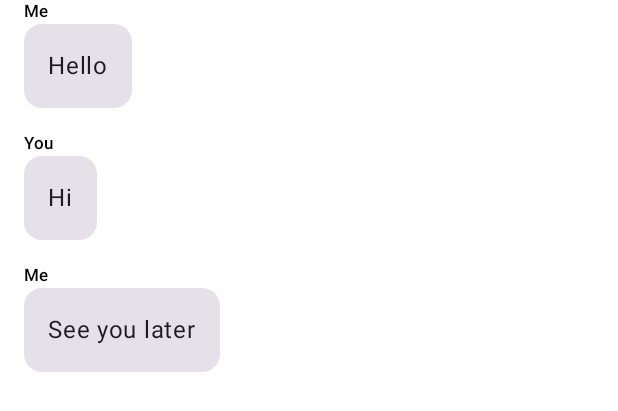
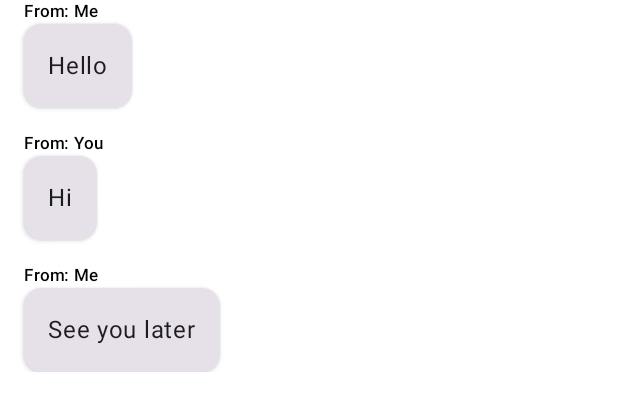
Before and after one commit to freeuni-cs-android-23-24/FirebaseChatApp, an Android app built with Jetpack Compose: the @Preview function ChatMessagesPreview, on a phone screen of 412 x 824 dp. Shown: the top 411 px of the screen. Run offline under Robolectric (Android 15) with nearby library versions, the phone set to English and light mode, and no system bars; our stand-ins replace Firebase (no records; nobody signed in at launch, a user with empty details on screens opened directly).

Commit message:
chore: improve code with Gemini

```diff
--- a/app/src/main/java/com/example/firebasechatapp/ui/features/chat/components/MessageItem.kt
+++ b/app/src/main/java/com/example/firebasechatapp/ui/features/chat/components/MessageItem.kt
@@ -3,6 +3,7 @@ package com.example.firebasechatapp.ui.features.chat.components
 import androidx.compose.foundation.layout.Column
 import androidx.compose.foundation.layout.padding
 import androidx.compose.material3.Card
+import androidx.compose.material3.CardDefaults
 import androidx.compose.material3.MaterialTheme
 import androidx.compose.material3.Text
 import androidx.compose.runtime.Composable
@@ -10,19 +11,25 @@ import androidx.compose.ui.Modifier
 import androidx.compose.ui.tooling.preview.Preview
 import androidx.compose.ui.unit.dp
 
+/**
+ * Composable function that displays a single message item in a conversation.
+ *
+ * @param modifier The modifier to be applied to the composable.
+ * @param message The message object to be displayed.
+ */
 @Composable
 fun MessageItem(modifier: Modifier = Modifier, message: Message) {
     Column(modifier = modifier) {
         Text(
             style = MaterialTheme.typography.labelSmall,
-            text = message.sender
+            text = "From: ${message.sender}"
         )
-        Card {
-            Column(modifier = Modifier.padding(16.dp)) {
-                Text(
-                    style = MaterialTheme.typography.bodyLarge,
-                    text = message.text)
-            }
+        Card(elevation = CardDefaults.cardElevation(defaultElevation = 2.dp)) {
+            Text(
+                modifier = Modifier.padding(16.dp),
+                style = MaterialTheme.typography.bodyLarge,
+                text = message.text
+            )
         }
     }
 }
```
Also changed, not shown: app/src/main/java/com/example/firebasechatapp/ui/features/chat/components/ChatMessages.kt (+8 -0 lines).
